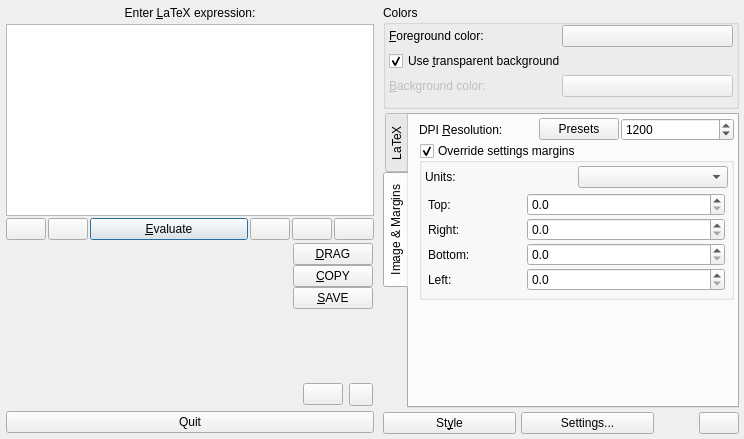
The window that src/klfmainwin.ui (CryFeiFei/klatexformula) describes before a commit, drawn with Qt 5.
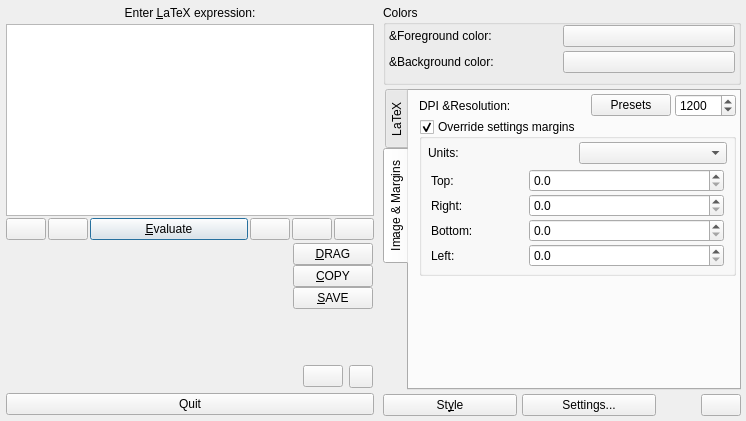
The same window after the commit. The open tabs and pages were chosen to show the change. Icons and pictures are not drawn. Custom widgets are drawn as their Qt base class.

Commit message: * Now Implemented the details part of the window as a Mac OS X drawer !! * more fixes in build system * more visual tweaks

What changed in the file:
```diff
--- a/src/klfmainwin.ui
+++ b/src/klfmainwin.ui
@@ -3,22 +3,23 @@
  <author>Philippe Faist</author>
  <comment>KLatexFormula main window UI</comment>
  <class>KLFMainWin</class>
- <widget class="QWidget" name="KLFMainWin">
+ <widget class="QMainWindow" name="KLFMainWin">
   <property name="geometry">
    <rect>
     <x>0</x>
     <y>0</y>
-    <width>744</width>
-    <height>439</height>
+    <width>746</width>
+    <height>421</height>
    </rect>
   </property>
   <property name="windowTitle">
-   <string notr="true" comment="window title">KLatexFormula</string>
+   <string comment="window title">KLatexFormula</string>
   </property>
   <property name="windowIcon">
    <iconset resource="klfres.qrc">
     <normaloff>:/pics/klatexformula-64.png</normaloff>:/pics/klatexformula-64.png</iconset>
   </property>
+  <widget class="QWidget" name="wCentralWidget">
   <layout class="QHBoxLayout" name="lyt_KLFMainWinUI">
    <property name="spacing">
     <number>2</number>
@@ -501,22 +502,13 @@
     </widget>
    </item>
    <item>
-    <widget class="QFrame" name="frmDetails">
+     <widget class="QWidget" name="frmDetails" native="true">
      <property name="sizePolicy">
       <sizepolicy hsizetype="Preferred" vsizetype="Preferred">
        <horstretch>1</horstretch>
        <verstretch>0</verstretch>
       </sizepolicy>
      </property>
-     <property name="frameShape">
-      <enum>QFrame::NoFrame</enum>
-     </property>
-     <property name="frameShadow">
-      <enum>QFrame::Plain</enum>
-     </property>
-     <property name="lineWidth">
-      <number>0</number>
-     </property>
      <layout class="QVBoxLayout" name="lyt_frmDetails">
       <property name="spacing">
        <number>4</number>
@@ -547,9 +539,6 @@
            <property name="wordWrap">
             <bool>false</bool>
            </property>
-           <property name="buddy">
-            <cstring>colFg</cstring>
-           </property>
           </widget>
          </item>
          <item row="0" column="1">
@@ -559,46 +548,27 @@
            </property>
           </widget>
          </item>
-         <item row="1" column="0" colspan="2">
-          <widget class="QCheckBox" name="chkBgTransparent">
-           <property name="toolTip">
-            <string>Check this if you want your formula to have a transparent background</string>
-           </property>
-           <property name="text">
-            <string>Use &amp;transparent background</string>
-           </property>
-           <property name="shortcut">
-            <string>Alt+U</string>
-           </property>
-           <property name="checked">
-            <bool>true</bool>
-           </property>
-          </widget>
-         </item>
-         <item row="2" column="0">
+          <item row="1" column="0">
           <widget class="QLabel" name="lblBg">
-           <property name="enabled">
-            <bool>false</bool>
-           </property>
            <property name="text">
             <string>&amp;Background color:</string>
            </property>
            <property name="wordWrap">
             <bool>false</bool>
            </property>
-           <property name="buddy">
-            <cstring>colBg</cstring>
-           </property>
-          </widget>
-         </item>
-         <item row="2" column="1">
+           </widget>
+          </item>
+          <item row="1" column="1">
           <widget class="KLFColorChooser" name="colBg">
-           <property name="enabled">
-            <bool>false</bool>
-           </property>
            <property name="alphaEnabled" stdset="0">
             <bool>false</bool>
            </property>
+            <property name="allowDefaultState" stdset="0">
+             <bool>true</bool>
+            </property>
+            <property name="defaultStateString" stdset="0">
+             <string extracomment="background color selector">Transparent</string>
+            </property>
           </widget>
          </item>
         </layout>
@@ -686,9 +656,6 @@
             <property name="wordWrap">
              <bool>false</bool>
             </property>
-            <property name="buddy">
-             <cstring>txtPreamble</cstring>
-            </property>
            </widget>
           </item>
           <item row="2" column="0" colspan="3">
@@ -719,7 +686,15 @@
           <property name="leftMargin">
            <number>10</number>
           </property>
-          <item row="0" column="0">
+           <item row="0" column="0" colspan="3">
+            <layout class="QHBoxLayout" name="lytDPIInput" stretch="1,0,0">
+             <property name="spacing">
+              <number>4</number>
+             </property>
+             <property name="leftMargin">
+              <number>0</number>
+             </property>
+             <item>
            <widget class="QLabel" name="lblDPI">
             <property name="text">
              <string>DPI &amp;Resolution:</string>
@@ -727,13 +702,8 @@
             <property name="wordWrap">
              <bool>false</bool>
             </property>
-            <property name="buddy">
-             <cstring>spnDPI</cstring>
-            </property>
-           </widget>
-          </item>
-          <item row="0" column="1" colspan="2">
-           <layout class="QHBoxLayout" name="lytDPIInput">
+              </widget>
+             </item>
             <item>
              <widget class="QPushButton" name="btnDPIPresets">
               <property name="sizePolicy">
@@ -787,6 +757,18 @@
              <bool>true</bool>
             </property>
             <layout class="QGridLayout" name="lyt_gbxOverrideMargins">
+              <property name="leftMargin">
+               <number>6</number>
+              </property>
+              <property name="topMargin">
+               <number>3</number>
+              </property>
+              <property name="rightMargin">
+               <number>6</number>
+              </property>
+              <property name="bottomMargin">
+               <number>3</number>
+              </property>
              <item row="2" column="0" colspan="2">
               <widget class="QFrame" name="frmMargins">
                <property name="frameShape">
@@ -1102,6 +1084,7 @@
    </property>
   </action>
  </widget>
+ </widget>
  <layoutdefault spacing="2" margin="3"/>
  <customwidgets>
   <customwidget>
```
Left out of the diff: 113 changed lines with no effect on the pictures. Lines whose indentation alone changed are shown as unchanged. The commit also changes 8 other files.
